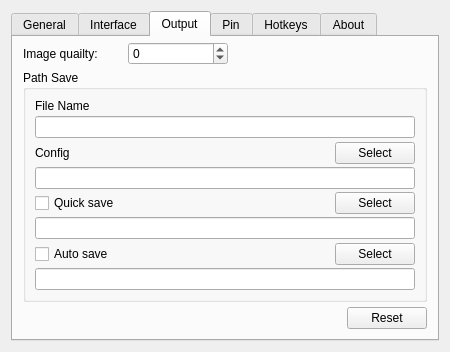
SunnyScreenshot/FLIPPED, file src/preference/prefmanage.ui: the form before one commit.
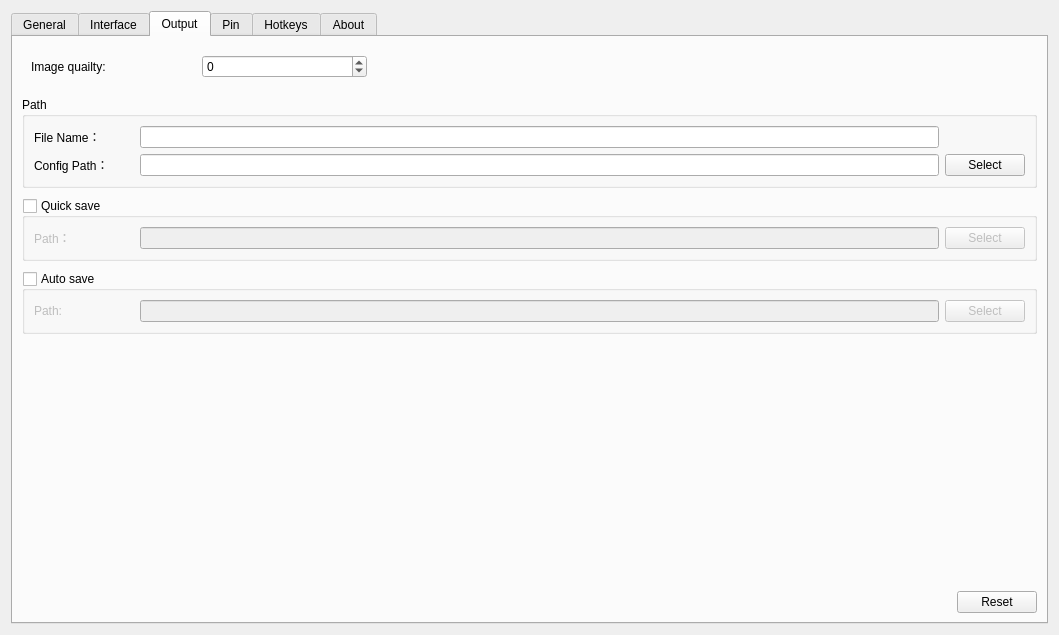
The form after the commit. The open tabs and pages were chosen to show the change. Icons and pictures are not drawn.

Patch:
```diff
--- a/src/preference/prefmanage.ui
+++ b/src/preference/prefmanage.ui
@@ -6,8 +6,8 @@
    <rect>
     <x>0</x>
     <y>0</y>
-    <width>450</width>
-    <height>347</height>
+    <width>1059</width>
+    <height>635</height>
    </rect>
   </property>
   <property name="minimumSize">
@@ -436,7 +436,10 @@
       <attribute name="title">
        <string>Output</string>
       </attribute>
-      <layout class="QHBoxLayout" name="horizontalLayout_8">
+      <layout class="QHBoxLayout" name="horizontalLayout_16">
+       <item>
+        <widget class="QWidget" name="widget_7" native="true">
+         <layout class="QHBoxLayout" name="horizontalLayout_18">
        <property name="spacing">
         <number>0</number>
        </property>
@@ -453,24 +456,26 @@
         <number>0</number>
        </property>
        <item>
+           <widget class="QWidget" name="widget_11" native="true">
         <layout class="QGridLayout" name="gridLayout_3">
          <property name="leftMargin">
-          <number>10</number>
+              <number>0</number>
          </property>
          <property name="topMargin">
-          <number>5</number>
+              <number>0</number>
          </property>
          <property name="rightMargin">
-          <number>10</number>
+              <number>0</number>
          </property>
          <property name="bottomMargin">
-          <number>10</number>
-         </property>
-         <property name="spacing">
-          <number>5</number>
+              <number>0</number>
+             </property>
+             <property name="verticalSpacing">
+              <number>10</number>
          </property>
          <item row="0" column="0">
-          <layout class="QHBoxLayout" name="horizontalLayout_5" stretch="1,1,2">
+              <widget class="QWidget" name="widget_6" native="true">
+               <layout class="QHBoxLayout" name="horizontalLayout_5" stretch="1,1,4">
            <item>
             <widget class="QLabel" name="label_10">
              <property name="text">
@@ -508,141 +513,116 @@
             </spacer>
            </item>
           </layout>
-         </item>
-         <item row="4" column="0">
-          <layout class="QHBoxLayout" name="horizontalLayout_6" stretch="7,0">
-           <property name="spacing">
-            <number>0</number>
-           </property>
-           <item>
-            <spacer name="horizontalSpacer_6">
-             <property name="orientation">
-              <enum>Qt::Horizontal</enum>
-             </property>
-             <property name="sizeHint" stdset="0">
-              <size>
-               <width>40</width>
-               <height>20</height>
-              </size>
-             </property>
-            </spacer>
-           </item>
-           <item>
-            <widget class="QPushButton" name="outputReset">
-             <property name="text">
-              <string>Reset</string>
-             </property>
-            </widget>
-           </item>
-          </layout>
-         </item>
-         <item row="2" column="0">
-          <widget class="QGroupBox" name="groupBox">
+              </widget>
+             </item>
+             <item row="1" column="0">
+              <widget class="QGroupBox" name="groupBox_5">
            <property name="title">
-            <string>Path Save</string>
-           </property>
-           <layout class="QHBoxLayout" name="horizontalLayout_7">
+                <string>Path</string>
+               </property>
+               <layout class="QHBoxLayout" name="horizontalLayout_17">
             <item>
-             <layout class="QGridLayout" name="gridLayout_4">
-              <property name="horizontalSpacing">
-               <number>5</number>
-              </property>
-              <property name="verticalSpacing">
-               <number>3</number>
-              </property>
-              <item row="1" column="0" colspan="3">
+                 <widget class="QWidget" name="widget_10" native="true">
+                  <layout class="QGridLayout" name="gridLayout_2" columnstretch="1,8,1">
+                   <property name="leftMargin">
+                    <number>0</number>
+                   </property>
+                   <property name="topMargin">
+                    <number>0</number>
+                   </property>
+                   <property name="rightMargin">
+                    <number>0</number>
+                   </property>
+                   <property name="bottomMargin">
+                    <number>0</number>
+                   </property>
+                   <item row="0" column="0">
+                    <widget class="QLabel" name="label_12">
+                     <property name="text">
+                      <string>File Name：</string>
+                     </property>
+                     <property name="alignment">
+                      <set>Qt::AlignLeading|Qt::AlignLeft|Qt::AlignVCenter</set>
+                     </property>
+                    </widget>
+                   </item>
+                   <item row="0" column="1">
                <widget class="QLineEdit" name="leFileName">
                 <property name="text">
                  <string/>
                 </property>
                </widget>
               </item>
-              <item row="11" column="0" colspan="3">
-               <widget class="QLineEdit" name="leAutoSave"/>
-              </item>
-              <item row="5" column="0" colspan="3">
+                   <item row="1" column="0">
+                    <widget class="QLabel" name="label_11">
+                     <property name="text">
+                      <string>Config Path：</string>
+                     </property>
+                     <property name="alignment">
+                      <set>Qt::AlignLeading|Qt::AlignLeft|Qt::AlignVCenter</set>
+                     </property>
+                    </widget>
+                   </item>
+                   <item row="1" column="1">
                <widget class="QLineEdit" name="leConfig"/>
               </item>
-              <item row="2" column="0">
-               <spacer name="verticalSpacer_6">
-                <property name="orientation">
-                 <enum>Qt::Vertical</enum>
-                </property>
-                <property name="sizeHint" stdset="0">
+                   <item row="1" column="2">
+                    <widget class="QPushButton" name="btnConfig">
+                     <property name="maximumSize">
                  <size>
-                  <width>20</width>
-                  <height>10</height>
-                 </size>
-                </property>
-               </spacer>
-              </item>
-              <item row="7" column="0" colspan="2">
-               <widget class="QCheckBox" name="cbQuickSave">
+                       <width>80</width>
+                       <height>16777215</height>
+                      </size>
+                     </property>
                 <property name="text">
+                      <string>Select</string>
+                     </property>
+                    </widget>
+                   </item>
+                  </layout>
+                 </widget>
+                </item>
+               </layout>
+              </widget>
+             </item>
+             <item row="2" column="0">
+              <widget class="QGroupBox" name="cbQuickSave">
+               <property name="title">
                  <string>Quick save</string>
                 </property>
+               <property name="checkable">
+                <bool>true</bool>
+               </property>
                 <property name="checked">
                  <bool>false</bool>
                 </property>
-               </widget>
-              </item>
-              <item row="10" column="0" colspan="2">
-               <widget class="QCheckBox" name="cbAutoSave">
-                <property name="text">
-                 <string>Auto save</string>
-                </property>
-               </widget>
-              </item>
-              <item row="0" column="0" colspan="2">
-               <widget class="QLabel" name="label_12">
-                <property name="text">
-                 <string>File Name</string>
-                </property>
-                <property name="alignment">
-                 <set>Qt::AlignLeading|Qt::AlignLeft|Qt::AlignVCenter</set>
-                </property>
-               </widget>
-              </item>
-              <item row="6" column="0">
-               <spacer name="verticalSpacer_5">
-                <property name="orientation">
-                 <enum>Qt::Vertical</enum>
-                </property>
-                <property name="sizeHint" stdset="0">
-                 <size>
-                  <width>20</width>
-                  <height>10</height>
-                 </size>
-                </property>
-               </spacer>
-              </item>
-              <item row="8" column="0" colspan="3">
+               <layout class="QHBoxLayout" name="horizontalLayout_7">
+                <item>
+                 <widget class="QWidget" name="widget_8" native="true">
+                  <layout class="QGridLayout" name="gridLayout_6" columnstretch="1,8,1">
+                   <property name="leftMargin">
+                    <number>0</number>
+                   </property>
+                   <property name="topMargin">
+                    <number>0</number>
+                   </property>
+                   <property name="rightMargin">
+                    <number>0</number>
+                   </property>
+                   <property name="bottomMargin">
+                    <number>0</number>
+                   </property>
+                   <item row="0" column="0">
+                    <widget class="QLabel" name="label_24">
+                     <property name="text">
+                      <string>Path：</string>
+                     </property>
+                    </widget>
+                   </item>
+                   <item row="0" column="1">
                <widget class="QLineEdit" name="leQuickSave"/>
               </item>
-              <item row="3" column="0" colspan="2">
-               <widget class="QLabel" name="label_11">
-                <property name="text">
-                 <string>Config</string>
-                </property>
-                <property name="alignment">
-                 <set>Qt::AlignLeading|Qt::AlignLeft|Qt::AlignVCenter</set>
-                </property>
-               </widget>
-              </item>
-              <item row="9" column="0">
-               <spacer name="verticalSpacer_3">
-                <property name="orientation">
-                 <enum>Qt::Vertical</enum>
-                </property>
-                <property name="sizeHint" stdset="0">
-                 <size>
-                  <width>20</width>
-                  <height>10</height>
-                 </size>
-                </property>
-               </spacer>
-              </item>
-              <item row="7" column="2">
+                   <item row="0" column="2">
                <widget class="QPushButton" name="btnQuickSave">
                 <property name="maximumSize">
                  <size>
@@ -655,7 +635,50 @@
                 </property>
                </widget>
               </item>
-              <item row="10" column="2">
+                  </layout>
+                 </widget>
+                </item>
+               </layout>
+              </widget>
+             </item>
+             <item row="3" column="0">
+              <widget class="QGroupBox" name="cbAutoSave">
+               <property name="title">
+                <string>Auto save</string>
+               </property>
+               <property name="checkable">
+                <bool>true</bool>
+               </property>
+               <property name="checked">
+                <bool>false</bool>
+               </property>
+               <layout class="QHBoxLayout" name="horizontalLayout_8">
+                <item>
+                 <widget class="QWidget" name="widget_9" native="true">
+                  <layout class="QGridLayout" name="gridLayout_4" columnstretch="1,8,1">
+                   <property name="leftMargin">
+                    <number>0</number>
+                   </property>
+                   <property name="topMargin">
+                    <number>0</number>
+                   </property>
+                   <property name="rightMargin">
+                    <number>0</number>
+                   </property>
+                   <property name="bottomMargin">
+                    <number>0</number>
+                   </property>
+                   <item row="0" column="0">
+                    <widget class="QLabel" name="label_25">
+                     <property name="text">
+                      <string>Path:</string>
+                     </property>
+                    </widget>
+                   </item>
+                   <item row="0" column="1">
+                    <widget class="QLineEdit" name="leAutoSave"/>
+                   </item>
+                   <item row="0" column="2">
                <widget class="QPushButton" name="btnAutoSave">
                 <property name="maximumSize">
                  <size>
@@ -668,51 +691,68 @@
                 </property>
                </widget>
               </item>
-              <item row="3" column="2">
-               <widget class="QPushButton" name="btnConfig">
-                <property name="maximumSize">
+                  </layout>
+                 </widget>
+                </item>
+               </layout>
+              </widget>
+             </item>
+             <item row="4" column="0">
+              <spacer name="verticalSpacer_3">
+               <property name="orientation">
+                <enum>Qt::Vertical</enum>
+               </property>
+               <property name="sizeHint" stdset="0">
                  <size>
-                  <width>80</width>
-                  <height>16777215</height>
-                 </size>
-                </property>
+                 <width>20</width>
+                 <height>40</height>
+                </size>
+               </property>
+              </spacer>
+             </item>
+             <item row="5" column="0">
+              <widget class="QWidget" name="widget_5" native="true">
+               <layout class="QHBoxLayout" name="horizontalLayout_6" stretch="0,0">
+                <property name="leftMargin">
+                 <number>0</number>
+                </property>
+                <property name="topMargin">
+                 <number>0</number>
+                </property>
+                <property name="rightMargin">
+                 <number>0</number>
+                </property>
+                <property name="bottomMargin">
+                 <number>0</number>
+                </property>
+                <item>
+                 <spacer name="horizontalSpacer_17">
+                  <property name="orientation">
+                   <enum>Qt::Horizontal</enum>
+                  </property>
+                  <property name="sizeHint" stdset="0">
+                   <size>
+                    <width>40</width>
+                    <height>20</height>
+                   </size>
+                  </property>
+                 </spacer>
+                </item>
+                <item>
+                 <widget class="QPushButton" name="outputReset">
                 <property name="text">
-                 <string>Select</string>
+                   <string>Reset</string>
                 </property>
                </widget>
               </item>
              </layout>
+              </widget>
             </item>
            </layout>
           </widget>
          </item>
-         <item row="3" column="0">
-          <spacer name="verticalSpacer_7">
-           <property name="orientation">
-            <enum>Qt::Vertical</enum>
-           </property>
-           <property name="sizeHint" stdset="0">
-            <size>
-             <width>20</width>
-             <height>10</height>
-            </size>
-           </property>
-          </spacer>
-         </item>
-         <item row="1" column="0">
-          <spacer name="verticalSpacer_8">
-           <property name="orientation">
-            <enum>Qt::Vertical</enum>
-           </property>
-           <property name="sizeHint" stdset="0">
-            <size>
-             <width>20</width>
-             <height>10</height>
-            </size>
-           </property>
-          </spacer>
-         </item>
-        </layout>
+         </layout>
+        </widget>
        </item>
       </layout>
      </widget>
```
Left out of the diff: 935 changed lines with no effect on the pictures. Lines whose indentation alone changed are shown as unchanged.
